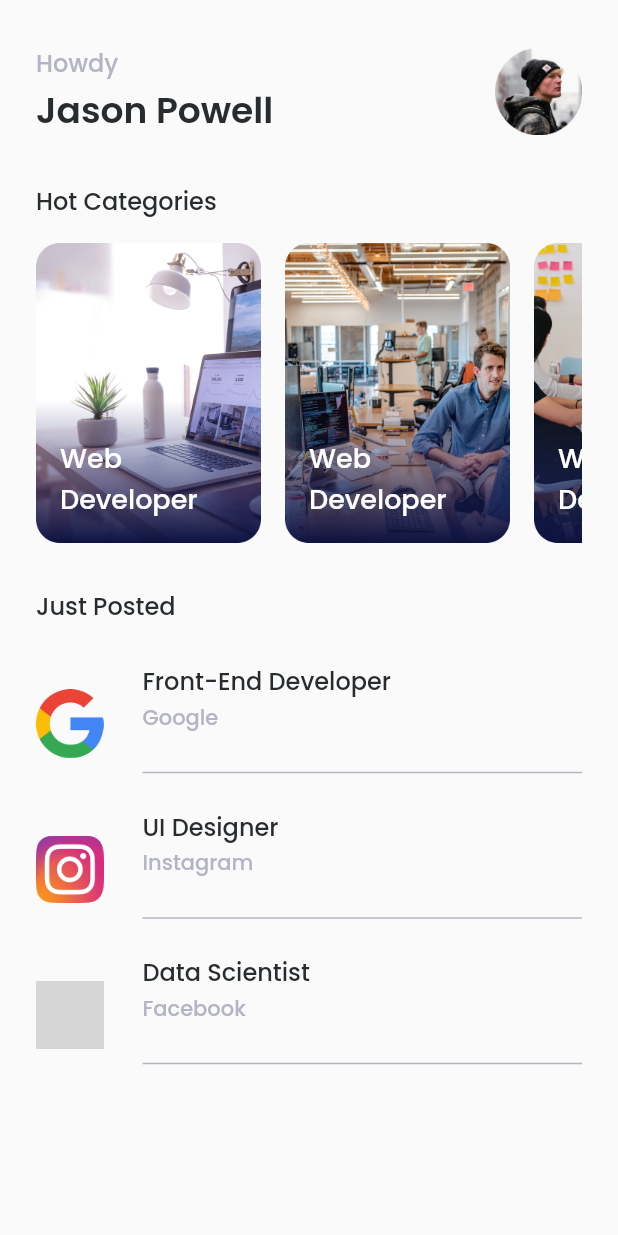
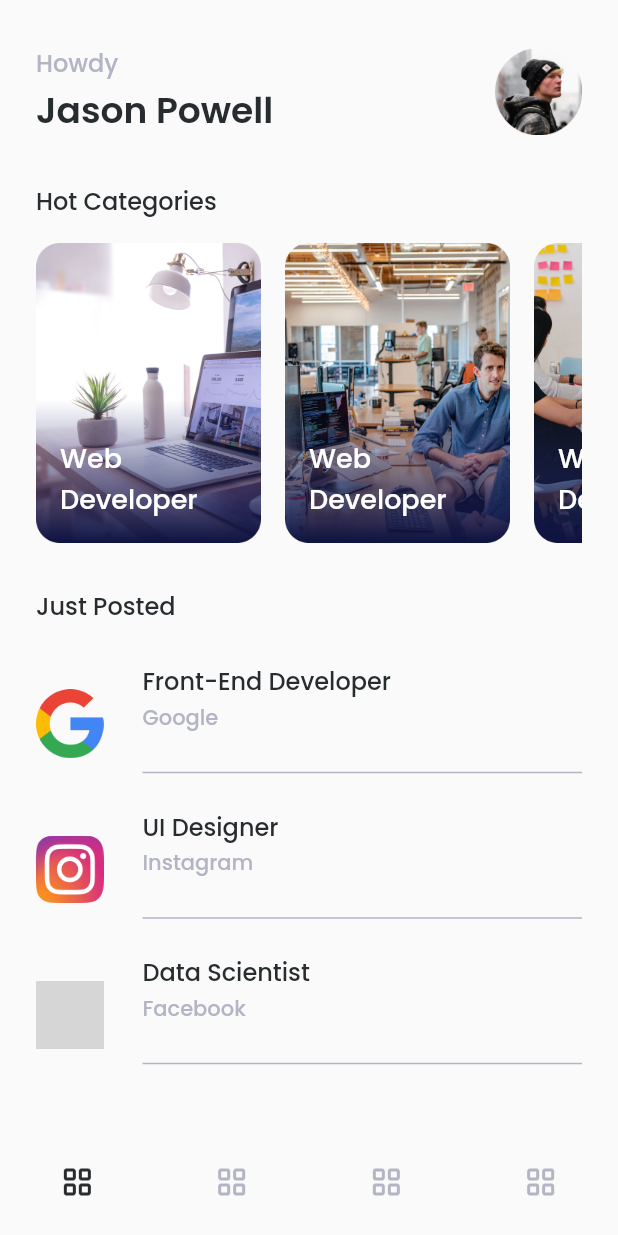
Before and after one commit to tirta-raa/jobs, a Flutter app: the HomePages screen opened directly, on a phone screen of 412 x 824 dp. Run offline on Flutter 3.47's test engine with Material 2 defaults, Android fonts, the light colour scheme and no system bars; our stand-ins replace email_validator, google_fonts, supercharged; missing offline and left inert: dart:html; grey boxes are pictures that could not be loaded.

Commit message:
menambahkan botom navbar

```diff
--- a/lib/ui/pages/home_pages.dart
+++ b/lib/ui/pages/home_pages.dart
@@ -162,6 +162,46 @@ class HomePages extends StatelessWidget {
           ],
         ),
       ),
+      bottomNavigationBar: Container(
+        margin: EdgeInsets.only(
+          top: 30,
+        ),
+        child: BottomNavigationBar(
+          type: BottomNavigationBarType.fixed,
+          showSelectedLabels: false,
+          selectedItemColor: Color(0xff272C2F),
+          unselectedItemColor: Color(0xffB3B5C4),
+          currentIndex: 0,
+          elevation: 0,
+          iconSize: 24,
+          items: [
+            BottomNavigationBarItem(
+              icon: ImageIcon(
+                AssetImage('assets/icon_home.png'),
+              ),
+              label: '',
+            ),
+            BottomNavigationBarItem(
+              icon: ImageIcon(
+                AssetImage('assets/icon_home.png'),
+              ),
+              label: '',
+            ),
+            BottomNavigationBarItem(
+              icon: ImageIcon(
+                AssetImage('assets/icon_home.png'),
+              ),
+              label: '',
+            ),
+            BottomNavigationBarItem(
+              icon: ImageIcon(
+                AssetImage('assets/icon_home.png'),
+              ),
+              label: '',
+            ),
+          ],
+        ),
+      ),
     );
   }
 }
--- a/lib/ui/pages/onboarding_pages.dart
+++ b/lib/ui/pages/onboarding_pages.dart
@@ -18,6 +18,7 @@ class OnboardingPages extends StatelessWidget {
             children: <Widget>[
               Padding(
                 padding: EdgeInsets.only(
+                  top: 50,
                   left: 30,
                 ),
                 child: Column(
```
